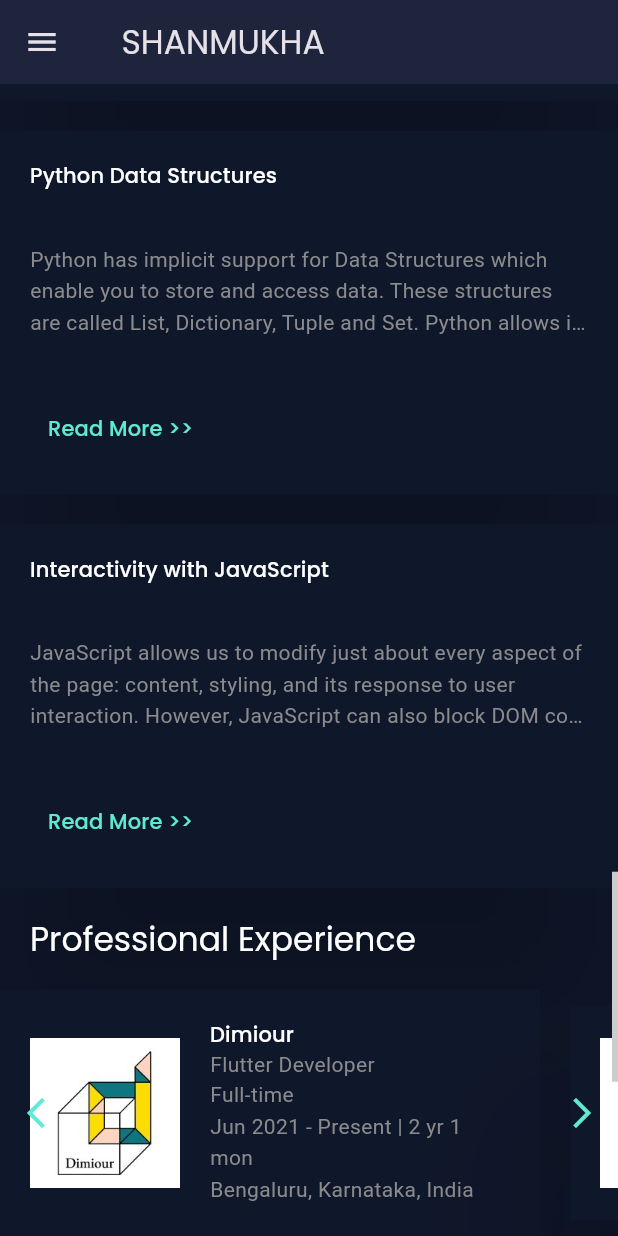
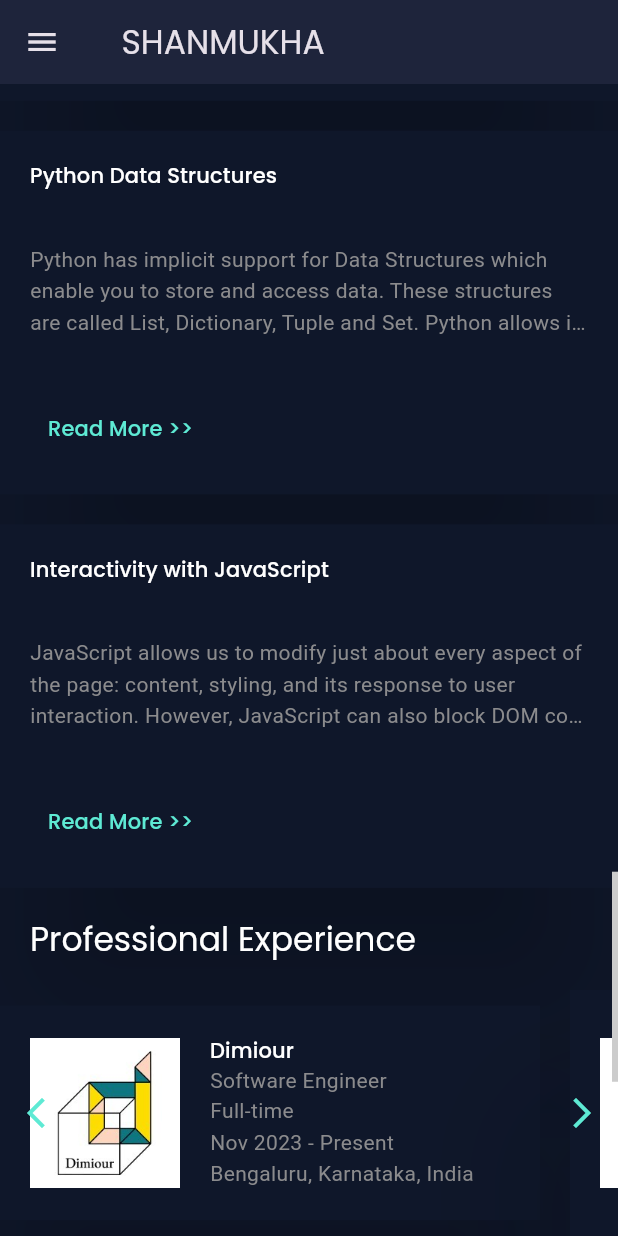
Before and after one commit to pshanmukha/shanmukha_portfolio, a Flutter app: the screen it shows after launch, scrolled down 2880 dp, on a phone screen of 412 x 824 dp. Run offline on Flutter 3.47's test engine with Material 3 defaults, Android fonts, the light colour scheme and no system bars; drawn by our look-alikes of animated_text_kit; our stand-ins replace flutter_svg, google_fonts; missing offline and left inert: dart:html.

Commit message:
code refactor, experience updated, typo mistakes

```diff
--- a/lib/constants.dart
+++ b/lib/constants.dart
@@ -36,6 +36,6 @@ const labelTextStyle = TextStyle(
 const String linkedIn = "https://linkedin.com/in/shanmukha-panyam-830b641a3";
 const String github = "https://github.com/pshanmukha";
 const String twitter = "https://twitter.com/urstruelyshannu";
-const String resume = "https://drive.google.com/uc?export=download&id=1wn94iRvzh5RXfSNoR9KIiq0wpQL2E9uM"; //in drive
+const String resume = "https://drive.google.com/uc?export=download&id=1rf52qXENylBQF_FLkPwoj4kmOv7iMWj_"; //in drive
 
 TextTheme signatureFont = GoogleFonts.zeyadaTextTheme().apply(bodyColor: Colors.white);
--- a/lib/models/experience.dart
+++ b/lib/models/experience.dart
@@ -20,9 +20,19 @@ class Experience {
 final List<Experience> experienceList = [
   Experience(
     companyName: "Dimiour",
-    designation: "Flutter Developer",
+    designation: "Software Engineer",
     shift: "Full-time",
-    timeLine: "Jun 2021 - Present | 2 yr 1 mon",
+    timeLine: "Nov 2023 - Present",
+    location: "Bengaluru, Karnataka, India",
+    companyLogo:
+        "https://media-exp1.licdn.com/dms/image/C4D0BAQHQV5iPEdYhEA/company-logo_200_200/0/1657034303881?e=1678924800&v=beta&t=OdWFu8_Bncjw-mqIT8CmeBHtiZzxmDk0cVNX-vKB2N4",
+    url: "https://www.dimiour.io/",
+  ),
+  Experience(
+    companyName: "Dimiour",
+    designation: "Software Trainee",
+    shift: "Full-time",
+    timeLine: "Jun 2021 - Nov 2023 | 2 yr 6 mon",
     location: "Bengaluru, Karnataka, India",
     companyLogo:
         "https://media-exp1.licdn.com/dms/image/C4D0BAQHQV5iPEdYhEA/company-logo_200_200/0/1657034303881?e=1678924800&v=beta&t=OdWFu8_Bncjw-mqIT8CmeBHtiZzxmDk0cVNX-vKB2N4",
--- a/lib/screens/home/components/home_banner.dart
+++ b/lib/screens/home/components/home_banner.dart
@@ -106,7 +106,7 @@ class AnimatedBannerText extends StatelessWidget {
         repeatForever: true,
         animatedTexts: [
       TyperAnimatedText(
-        "I build Native and Cross-Platform Mobile app",
+        "I build Cross-Platform Mobile apps",
         speed: const Duration(milliseconds: 60),
       ),
     ]);
--- a/lib/screens/main/components/knowledges.dart
+++ b/lib/screens/main/components/knowledges.dart
@@ -21,12 +21,12 @@ class Knowledges extends StatelessWidget {
           ),
         ),
         const KnowledgeText(text: "Flutter", url: "https://www.vectorlogo.zone/logos/flutterio/flutterio-icon.svg",),
+        const KnowledgeText(text: "React JS",url: "https://www.vectorlogo.zone/logos/reactjs/reactjs-icon.svg",),
         const KnowledgeText(text: "Git",url: "https://www.vectorlogo.zone/logos/git-scm/git-scm-icon.svg",),
         const KnowledgeText(text: "Firebase",url: "https://www.vectorlogo.zone/logos/firebase/firebase-icon.svg",),
         const KnowledgeText(text: "AWS",url: "https://www.vectorlogo.zone/logos/amazon_aws/amazon_aws-icon.svg",),
-        const KnowledgeText(text: "React JS",url: "https://www.vectorlogo.zone/logos/reactjs/reactjs-icon.svg",),
-        const KnowledgeText(text: "Node JS",url: "https://www.vectorlogo.zone/logos/nodejs/nodejs-icon.svg",),
-        const KnowledgeText(text: "Express JS",url: "https://www.vectorlogo.zone/logos/expressjs/expressjs-icon.svg",),
+        //const KnowledgeText(text: "Node JS",url: "https://www.vectorlogo.zone/logos/nodejs/nodejs-icon.svg",),
+        //const KnowledgeText(text: "Express JS",url: "https://www.vectorlogo.zone/logos/expressjs/expressjs-icon.svg",),
       ],
     );
   }
--- a/lib/screens/main/components/my_info.dart
+++ b/lib/screens/main/components/my_info.dart
@@ -1,6 +1,7 @@
 import 'package:flutter/material.dart';
 import 'package:shanmukha_portfolio/components/zoom_image_on_hover.dart';
 import 'package:shanmukha_portfolio/constants.dart';
+import 'package:shanmukha_portfolio/screens/main/components/resume_download.dart';
 
 class MyInfo extends StatelessWidget {
   const MyInfo({
@@ -42,6 +43,8 @@ class MyInfo extends StatelessWidget {
                 height: 1.5,
               ),
             ),
+            const Spacer(),
+            const ResumeDownload(),
             const Spacer(
               flex: 2,
             ),
```
Also changed, not shown: lib/screens/main/components/resume_download.dart (added, +44 -0 lines), lib/screens/main/components/side_menu.dart (+4 -68 lines), lib/screens/main/components/social_icon_buttons.dart (added, +62 -0 lines).
